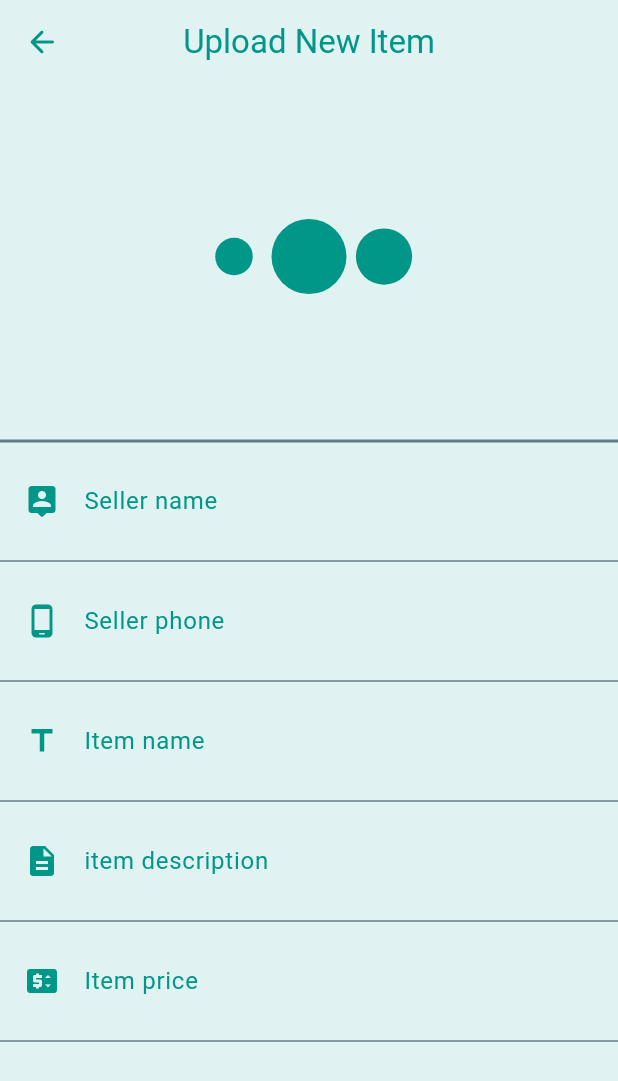
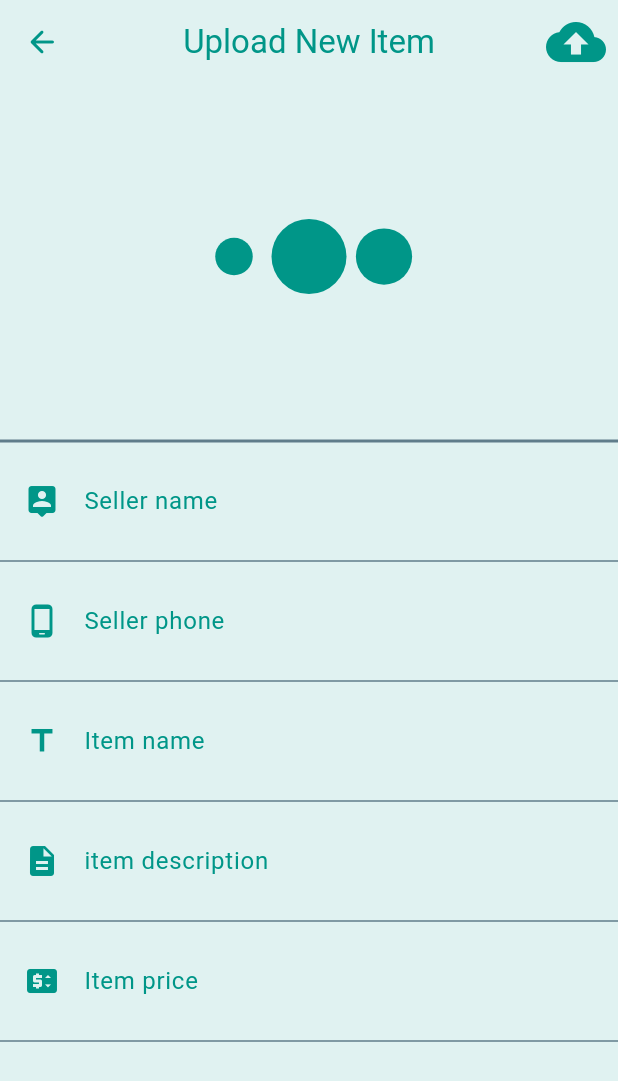
Before and after one commit to Menakan-Vijayanathan/green_docor_app, a Flutter app: the ItemsUploadScreen screen opened directly, on a phone screen of 412 x 824 dp. Shown: the top 1081 px of the screen. Run offline on Flutter 3.47's test engine with Material 3 defaults, Android fonts, the phone set to English and light mode, and no system bars; our stand-ins replace firebase_core, loading_animation_widget; accounts and stored records are empty.

Commit message:
creating uploading button

```diff
--- a/lib/items_upload_screen.dart
+++ b/lib/items_upload_screen.dart
@@ -42,6 +42,19 @@ class _ItemsUploadScreenState extends State<ItemsUploadScreen>
             color: Colors.teal,
           ),
         ),
+        actions: [
+          IconButton(
+            onPressed: ()
+            {
+
+            },
+            icon: const Icon(
+              Icons.cloud_upload,
+              color: Colors.teal,
+              size: 40,
+            ),
+          ),
+        ],
       ),
       body: ListView(
         children: [
```
